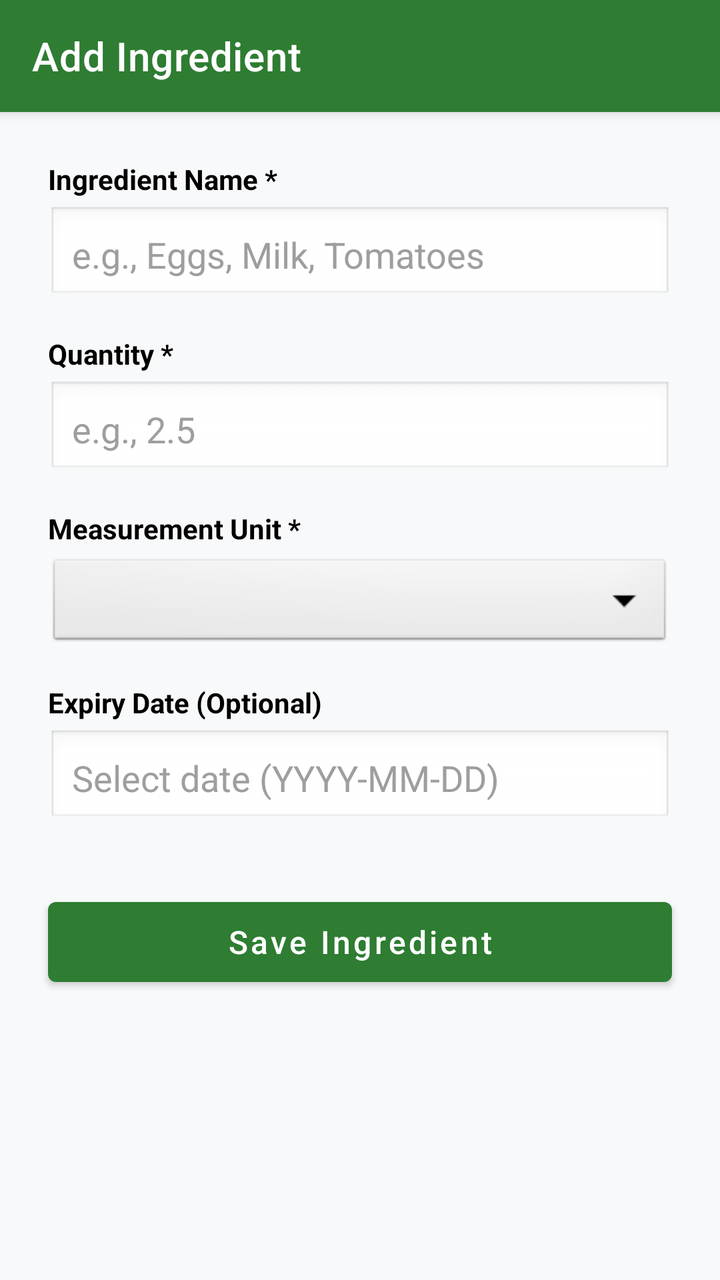
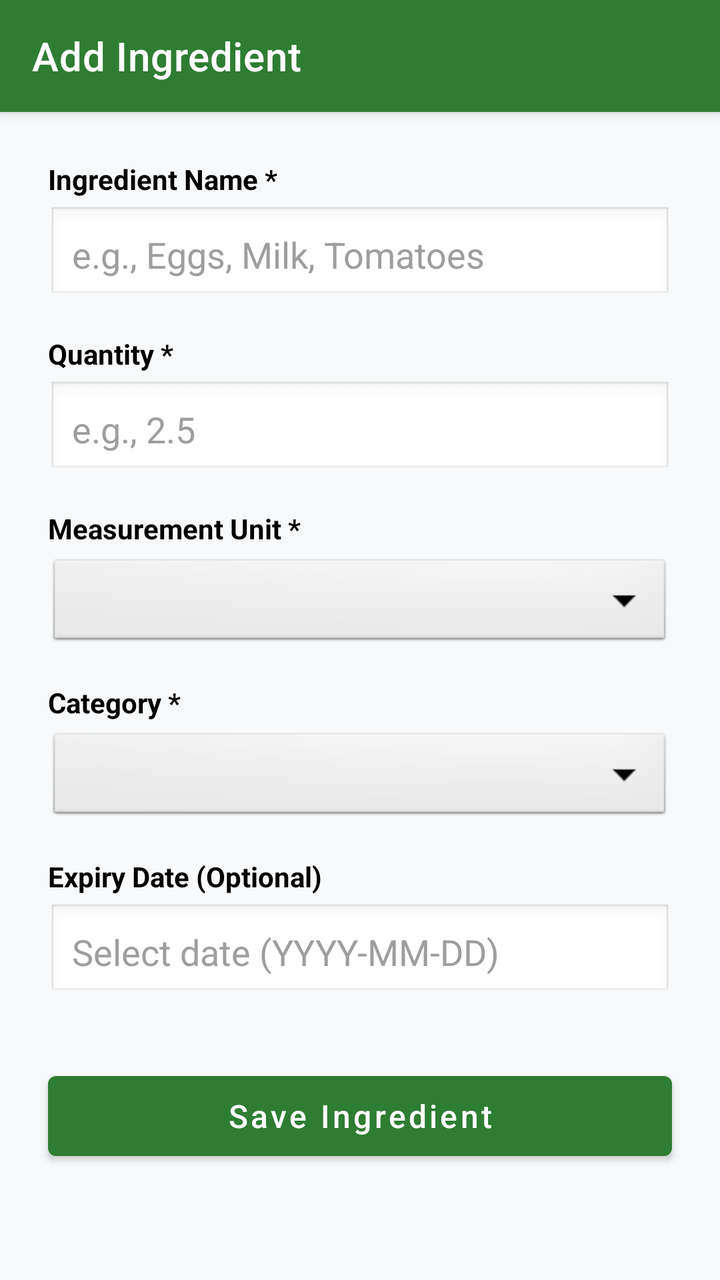

Compare the two renders of this Android layout. The source of the first and the diff that turns it into the second are given below.
<!-- AndroidManifest.xml: application theme Theme.SmartPantryApp -->
<!-- res/layout/activity_add_edit_ingredient.xml -->
<?xml version="1.0" encoding="utf-8"?>
<ScrollView xmlns:android="http://schemas.android.com/apk/res/android"
    xmlns:app="http://schemas.android.com/apk/res-auto"
    xmlns:tools="http://schemas.android.com/tools"
    android:layout_width="match_parent"
    android:layout_height="match_parent"
    android:background="#F8F9FA"
    android:fillViewport="true">

    <androidx.constraintlayout.widget.ConstraintLayout
        android:layout_width="match_parent"
        android:layout_height="wrap_content"
        android:paddingBottom="24dp">

        <androidx.appcompat.widget.Toolbar
            android:id="@+id/toolbarAddEdit"
            android:layout_width="0dp"
            android:layout_height="?attr/actionBarSize"
            android:background="?attr/colorPrimary"
            android:elevation="4dp"
            android:theme="@style/ThemeOverlay.AppCompat.Dark.ActionBar"
            app:layout_constraintEnd_toEndOf="parent"
            app:layout_constraintStart_toStartOf="parent"
            app:layout_constraintTop_toTopOf="parent"
            app:popupTheme="@style/ThemeOverlay.AppCompat.Light"
            app:title="Add Ingredient" />

        <TextView
            android:id="@+id/labelIngredientName"
            android:layout_width="0dp"
            android:layout_height="wrap_content"
            android:layout_marginStart="24dp"
            android:layout_marginTop="24dp"
            android:layout_marginEnd="24dp"
            android:text="Ingredient Name *"
            android:textColor="@android:color/black"
            android:textSize="14sp"
            android:textStyle="bold"
            app:layout_constraintEnd_toEndOf="parent"
            app:layout_constraintStart_toStartOf="parent"
            app:layout_constraintTop_toBottomOf="@+id/toolbarAddEdit" />

        <EditText
            android:id="@+id/editIngredientName"
            android:layout_width="0dp"
            android:layout_height="wrap_content"
            android:layout_marginStart="24dp"
            android:layout_marginTop="4dp"
            android:layout_marginEnd="24dp"
            android:background="@android:drawable/edit_text"
            android:hint="e.g., Eggs, Milk, Tomatoes"
            android:inputType="textCapWords"
            android:minHeight="48dp"
            android:padding="12dp"
            app:layout_constraintEnd_toEndOf="parent"
            app:layout_constraintStart_toStartOf="parent"
            app:layout_constraintTop_toBottomOf="@+id/labelIngredientName" />

        <TextView
            android:id="@+id/labelIngredientQuantity"
            android:layout_width="0dp"
            android:layout_height="wrap_content"
            android:layout_marginStart="24dp"
            android:layout_marginTop="16dp"
            android:layout_marginEnd="24dp"
            android:text="Quantity *"
            android:textColor="@android:color/black"
            android:textSize="14sp"
            android:textStyle="bold"
            app:layout_constraintEnd_toEndOf="parent"
            app:layout_constraintStart_toStartOf="parent"
            app:layout_constraintTop_toBottomOf="@+id/editIngredientName" />

        <EditText
            android:id="@+id/editIngredientQuantity"
            android:layout_width="0dp"
            android:layout_height="wrap_content"
            android:layout_marginStart="24dp"
            android:layout_marginTop="4dp"
            android:layout_marginEnd="24dp"
            android:background="@android:drawable/edit_text"
            android:hint="e.g., 2.5"
            android:inputType="numberDecimal"
            android:minHeight="48dp"
            android:padding="12dp"
            app:layout_constraintEnd_toEndOf="parent"
            app:layout_constraintStart_toStartOf="parent"
            app:layout_constraintTop_toBottomOf="@+id/labelIngredientQuantity" />

        <TextView
            android:id="@+id/labelIngredientUnit"
            android:layout_width="0dp"
            android:layout_height="wrap_content"
            android:layout_marginStart="24dp"
            android:layout_marginTop="16dp"
            android:layout_marginEnd="24dp"
            android:text="Measurement Unit *"
            android:textColor="@android:color/black"
            android:textSize="14sp"
            android:textStyle="bold"
            app:layout_constraintEnd_toEndOf="parent"
            app:layout_constraintStart_toStartOf="parent"
            app:layout_constraintTop_toBottomOf="@+id/editIngredientQuantity" />

        <Spinner
            android:id="@+id/spinnerIngredientUnit"
            android:layout_width="0dp"
            android:layout_height="48dp"
            android:layout_marginStart="24dp"
            android:layout_marginTop="4dp"
            android:layout_marginEnd="24dp"
            android:background="@android:drawable/btn_dropdown"
            app:layout_constraintEnd_toEndOf="parent"
            app:layout_constraintStart_toStartOf="parent"
            app:layout_constraintTop_toBottomOf="@+id/labelIngredientUnit" />

        <TextView
            android:id="@+id/labelIngredientExpiry"
            android:layout_width="0dp"
            android:layout_height="wrap_content"
            android:layout_marginStart="24dp"
            android:layout_marginTop="16dp"
            android:layout_marginEnd="24dp"
            android:text="Expiry Date (Optional)"
            android:textColor="@android:color/black"
            android:textSize="14sp"
            android:textStyle="bold"
            app:layout_constraintEnd_toEndOf="parent"
            app:layout_constraintStart_toStartOf="parent"
            app:layout_constraintTop_toBottomOf="@+id/spinnerIngredientUnit" />

        <EditText
            android:id="@+id/editIngredientExpiry"
            android:layout_width="0dp"
            android:layout_height="wrap_content"
            android:layout_marginStart="24dp"
            android:layout_marginTop="4dp"
            android:layout_marginEnd="24dp"
            android:background="@android:drawable/edit_text"
            android:clickable="true"
            android:cursorVisible="false"
            android:focusable="false"
            android:hint="Select date (YYYY-MM-DD)"
            android:minHeight="48dp"
            android:padding="12dp"
            app:layout_constraintEnd_toEndOf="parent"
            app:layout_constraintStart_toStartOf="parent"
            app:layout_constraintTop_toBottomOf="@+id/labelIngredientExpiry" />

        <Button
            android:id="@+id/btnSaveIngredient"
            android:layout_width="0dp"
            android:layout_height="52dp"
            android:layout_marginStart="24dp"
            android:layout_marginTop="32dp"
            android:layout_marginEnd="24dp"
            android:text="Save Ingredient"
            android:textAllCaps="false"
            android:textSize="16sp"
            app:layout_constraintEnd_toEndOf="parent"
            app:layout_constraintStart_toStartOf="parent"
            app:layout_constraintTop_toBottomOf="@+id/editIngredientExpiry" />

    </androidx.constraintlayout.widget.ConstraintLayout>
</ScrollView>
<!-- resources referenced by this layout -->
<resources>
  <style name="Theme.SmartPantryApp" parent="Theme.MaterialComponents.Light.NoActionBar">
          
          <item name="colorPrimary">#2E7D32</item>
          <item name="colorPrimaryVariant">#1B5E20</item>
          <item name="colorOnPrimary">#FFFFFF</item>
          <item name="colorSecondary">#FF8F00</item>
          <item name="colorSecondaryVariant">#C56000</item>
          <item name="colorOnSecondary">#000000</item>
  
          
          <item name="android:colorBackground">#F8F9FA</item>
          <item name="colorSurface">#FFFFFF</item>
  
          
          <item name="android:textColor">#212121</item>
          <item name="android:textColorPrimary">#212121</item>
          <item name="android:textColorSecondary">#616161</item>
          <item name="android:textColorHint">#9E9E9E</item>
  
          
          <item name="android:editTextColor">#212121</item>
      </style>
</resources>

<!-- the commit's change to res/layout/activity_add_edit_ingredient.xml (unified diff, before → after) -->
@@ -114,6 +114,34 @@
             app:layout_constraintStart_toStartOf="parent"
             app:layout_constraintTop_toBottomOf="@+id/labelIngredientUnit" />
 
+        
+        <TextView
+            android:id="@+id/labelIngredientCategory"
+            android:layout_width="0dp"
+            android:layout_height="wrap_content"
+            android:layout_marginStart="24dp"
+            android:layout_marginTop="16dp"
+            android:layout_marginEnd="24dp"
+            android:text="Category *"
+            android:textColor="@android:color/black"
+            android:textSize="14sp"
+            android:textStyle="bold"
+            app:layout_constraintEnd_toEndOf="parent"
+            app:layout_constraintStart_toStartOf="parent"
+            app:layout_constraintTop_toBottomOf="@+id/spinnerIngredientUnit" />
+
+        <Spinner
+            android:id="@+id/spinnerIngredientCategory"
+            android:layout_width="0dp"
+            android:layout_height="48dp"
+            android:layout_marginStart="24dp"
+            android:layout_marginTop="4dp"
+            android:layout_marginEnd="24dp"
+            android:background="@android:drawable/btn_dropdown"
+            app:layout_constraintEnd_toEndOf="parent"
+            app:layout_constraintStart_toStartOf="parent"
+            app:layout_constraintTop_toBottomOf="@+id/labelIngredientCategory" />
+
         <TextView
             android:id="@+id/labelIngredientExpiry"
             android:layout_width="0dp"
@@ -127,7 +155,7 @@
             android:textStyle="bold"
             app:layout_constraintEnd_toEndOf="parent"
             app:layout_constraintStart_toStartOf="parent"
-            app:layout_constraintTop_toBottomOf="@+id/spinnerIngredientUnit" />
+            app:layout_constraintTop_toBottomOf="@+id/spinnerIngredientCategory" />
 
         <EditText
             android:id="@+id/editIngredientExpiry"
